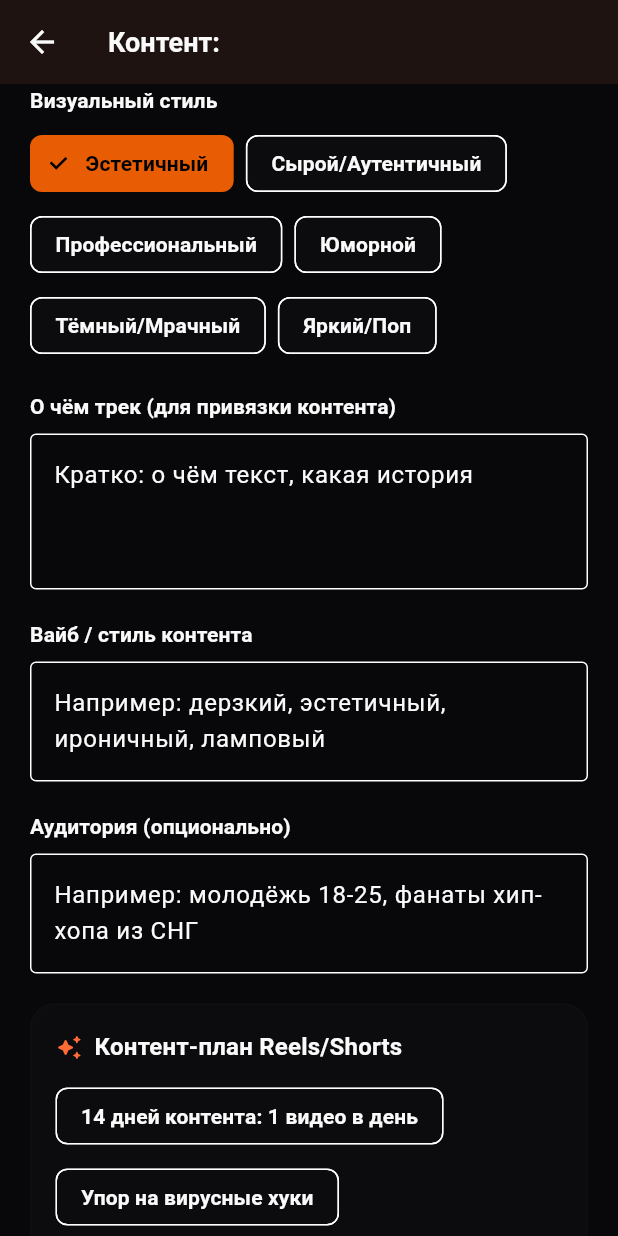
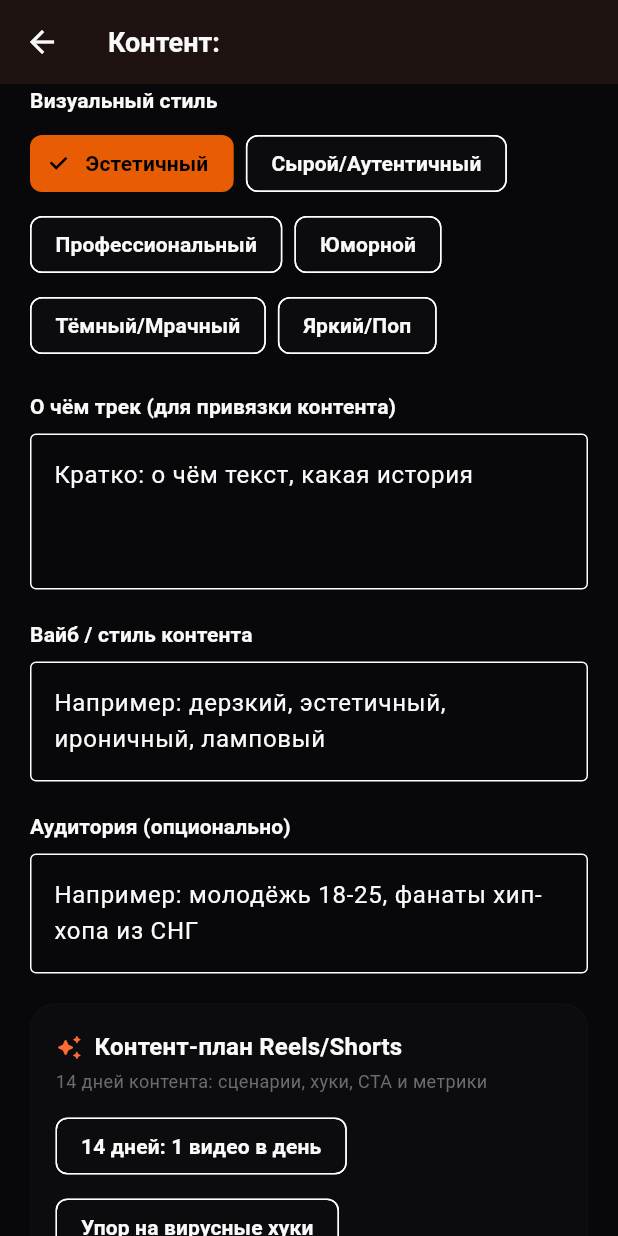
Before and after one commit to balasanyan46-wq/aurix2.0, a Flutter app: the ContentPlanFormScreen screen opened directly with empty values, scrolled down 567 dp, on a phone screen of 412 x 824 dp. Run offline on Flutter 3.47's test engine with Material 3 defaults, Android fonts, the phone set to English and light mode, and no system bars; our stand-ins replace file_picker, flutter_riverpod, go_router, pdf, printing, shared_preferences and 1 more; missing offline and left inert: dart:html; accounts and stored records are empty; network calls fail.

Commit message:
Implement Studio AI tools via Cloudflare worker (Flutter)
Co-authored-by: Cursor <cursoragent@cursor.com>

```diff
--- a/aurix_flutter/lib/data/providers/repositories_provider.dart
+++ b/aurix_flutter/lib/data/providers/repositories_provider.dart
@@ -20,14 +20,12 @@ import 'package:aurix_flutter/data/services/release_export_service.dart';
 import 'package:aurix_flutter/data/services/growth_plan_service.dart';
 import 'package:aurix_flutter/data/services/budget_plan_service.dart';
 import 'package:aurix_flutter/data/services/billing_service.dart';
-import 'package:aurix_flutter/data/services/ai_chat_service.dart';
 import 'package:aurix_flutter/data/services/tool_service.dart';
 
 final authServiceProvider = Provider<AuthService>((ref) => AuthService());
 final growthPlanServiceProvider = Provider<GrowthPlanService>((ref) => GrowthPlanService());
 final budgetPlanServiceProvider = Provider<BudgetPlanService>((ref) => BudgetPlanService());
 final billingServiceProvider = Provider<BillingService>((ref) => BillingService());
-final aiChatServiceProvider = Provider<AiChatService>((ref) => AiChatService());
 final toolServiceProvider = Provider<ToolService>((ref) => ToolService());
 
 final releaseExportServiceProvider = Provider<ReleaseExportService>((ref) =>
--- a/aurix_flutter/lib/presentation/screens/studio/tools/budget_form_screen.dart
+++ b/aurix_flutter/lib/presentation/screens/studio/tools/budget_form_screen.dart
@@ -1,8 +1,8 @@
 import 'package:flutter/material.dart';
 import 'package:flutter_riverpod/flutter_riverpod.dart';
 import 'package:aurix_flutter/data/models/release_model.dart';
-import 'package:aurix_flutter/presentation/screens/studio/tools/tools_registry.dart';
-import 'package:aurix_flutter/presentation/screens/studio/tools/widgets/tool_ai_panel.dart';
+import 'package:aurix_flutter/tools/tools_registry.dart';
+import 'package:aurix_flutter/widgets/tool_ai_panel.dart';
 
 class BudgetFormScreen extends ConsumerStatefulWidget {
   final ReleaseModel release;
@@ -244,7 +244,7 @@ class _BudgetFormScreenState extends ConsumerState<BudgetFormScreen> {
           ),
           const SizedBox(height: 20),
           ToolAiPanel(
-            toolId: toolIdBudgetManager,
+            tool: toolsRegistry[ToolId.budgetManager]!,
             buildFormData: () {
               final budgetVal = int.tryParse(
                 _budgetController.text.replaceAll(RegExp(r'[^\d]'), ''),
--- a/aurix_flutter/lib/presentation/screens/studio/tools/content_plan_form_screen.dart
+++ b/aurix_flutter/lib/presentation/screens/studio/tools/content_plan_form_screen.dart
@@ -1,8 +1,8 @@
 import 'package:flutter/material.dart';
 import 'package:flutter_riverpod/flutter_riverpod.dart';
 import 'package:aurix_flutter/data/models/release_model.dart';
-import 'package:aurix_flutter/presentation/screens/studio/tools/tools_registry.dart';
-import 'package:aurix_flutter/presentation/screens/studio/tools/widgets/tool_ai_panel.dart';
+import 'package:aurix_flutter/tools/tools_registry.dart';
+import 'package:aurix_flutter/widgets/tool_ai_panel.dart';
 
 class ContentPlanFormScreen extends ConsumerStatefulWidget {
   final ReleaseModel release;
@@ -162,7 +162,7 @@ class _ContentPlanFormScreenState extends ConsumerState<ContentPlanFormScreen> {
           ),
           const SizedBox(height: 20),
           ToolAiPanel(
-            toolId: toolIdReelsContentPlan,
+            tool: toolsRegistry[ToolId.reelsShortsPlan]!,
             buildFormData: () => {
               'release': {
                 'id': widget.release.id,
--- a/aurix_flutter/lib/presentation/screens/studio/tools/growth_plan_form_screen.dart
+++ b/aurix_flutter/lib/presentation/screens/studio/tools/growth_plan_form_screen.dart
@@ -1,8 +1,8 @@
 import 'package:flutter/material.dart';
 import 'package:flutter_riverpod/flutter_riverpod.dart';
 import 'package:aurix_flutter/data/models/release_model.dart';
-import 'package:aurix_flutter/presentation/screens/studio/tools/tools_registry.dart';
-import 'package:aurix_flutter/presentation/screens/studio/tools/widgets/tool_ai_panel.dart';
+import 'package:aurix_flutter/tools/tools_registry.dart';
+import 'package:aurix_flutter/widgets/tool_ai_panel.dart';
 
 class GrowthPlanFormScreen extends ConsumerStatefulWidget {
   final ReleaseModel release;
@@ -187,7 +187,7 @@ class _GrowthPlanFormScreenState extends ConsumerState<GrowthPlanFormScreen> {
           ),
           const SizedBox(height: 20),
           ToolAiPanel(
-            toolId: toolIdGrowthMap,
+            tool: toolsRegistry[ToolId.growthMap]!,
             buildFormData: () => {
               'release': {
                 'id': widget.release.id,
--- a/aurix_flutter/lib/presentation/screens/studio/tools/packaging_form_screen.dart
+++ b/aurix_flutter/lib/presentation/screens/studio/tools/packaging_form_screen.dart
@@ -1,8 +1,8 @@
 import 'package:flutter/material.dart';
 import 'package:flutter_riverpod/flutter_riverpod.dart';
 import 'package:aurix_flutter/data/models/release_model.dart';
-import 'package:aurix_flutter/presentation/screens/studio/tools/tools_registry.dart';
-import 'package:aurix_flutter/presentation/screens/studio/tools/widgets/tool_ai_panel.dart';
+import 'package:aurix_flutter/tools/tools_registry.dart';
+import 'package:aurix_flutter/widgets/tool_ai_panel.dart';
 
 class PackagingFormScreen extends ConsumerStatefulWidget {
   final ReleaseModel release;
@@ -177,7 +177,7 @@ class _PackagingFormScreenState extends ConsumerState<PackagingFormScreen> {
           ),
           const SizedBox(height: 20),
           ToolAiPanel(
-            toolId: toolIdReleasePackaging,
+            tool: toolsRegistry[ToolId.releasePackaging]!,
             buildFormData: () => {
               'release': {
                 'id': widget.release.id,
--- a/aurix_flutter/lib/presentation/screens/studio/tools/pitch_pack_form_screen.dart
+++ b/aurix_flutter/lib/presentation/screens/studio/tools/pitch_pack_form_screen.dart
@@ -1,8 +1,8 @@
 import 'package:flutter/material.dart';
 import 'package:flutter_riverpod/flutter_riverpod.dart';
 import 'package:aurix_flutter/data/models/release_model.dart';
-import 'package:aurix_flutter/presentation/screens/studio/tools/tools_registry.dart';
-import 'package:aurix_flutter/presentation/screens/studio/tools/widgets/tool_ai_panel.dart';
+import 'package:aurix_flutter/tools/tools_registry.dart';
+import 'package:aurix_flutter/widgets/tool_ai_panel.dart';
 
 class PitchPackFormScreen extends ConsumerStatefulWidget {
   final ReleaseModel release;
@@ -165,7 +165,7 @@ class _PitchPackFormScreenState extends ConsumerState<PitchPackFormScreen> {
           ),
           const SizedBox(height: 20),
           ToolAiPanel(
-            toolId: toolIdPlaylistPitch,
+            tool: toolsRegistry[ToolId.playlistPitch]!,
             buildFormData: () => {
               'release': {
                 'id': widget.release.id,
--- a/aurix_flutter/lib/presentation/screens/studio/tools/tools_registry.dart
+++ /dev/null
@@ -1,117 +0,0 @@
-import 'dart:convert';
-
-typedef ToolBuildMessage = String Function(Map<String, dynamic> formData);
-
-class ToolConfig {
-  final String title;
-  final ToolBuildMessage buildMessage;
-  final List<String> quickPrompts;
-
-  const ToolConfig({
-    required this.title,
-    required this.buildMessage,
-    required this.quickPrompts,
-  });
-}
-
-const toolIdGrowthMap = 'growth_map';
-const toolIdBudgetManager = 'budget_manager';
-const toolIdReleasePackaging = 'release_packaging';
-const toolIdReelsContentPlan = 'reels_content_plan';
-const toolIdPlaylistPitch = 'playlist_pitch';
-
-String _baseInstruction({
-  required String toolTitle,
-}) {
-  return '''
-Ты — Aurix Studio AI. Работаешь как практик музыкального маркетинга и продюсер.
-
-Контекст инструмента: $toolTitle.
-
-Правила ответа (строго):
-1) Короткое резюме (3–5 строк)
-2) Пошаговый план (структурированно, с таймингом/приоритетами)
-3) Чек-лист (буллеты)
-4) Риски и как снизить (конкретные меры)
-5) KPI/метрики (если уместно — числа/диапазоны и как измерять)
-
-Пиши по-русски, без воды, максимально конкретно под артиста и релиз.
-'''.trim();
-}
-
-String _withJsonFormData(String prefix, Map<String, dynamic> formData) {
-  final jsonStr = const JsonEncoder.withIndent('  ').convert(formData);
-  return '$prefix\n\nВходные данные (JSON):\n$jsonStr';
-}
-
-final Map<String, ToolConfig> toolsRegistry = {
-  toolIdGrowthMap: ToolConfig(
-    title: 'Карта роста релиза',
-    quickPrompts: const [
-      'Сделай план на 30 дней до/после релиза',
-      'Упор на плейлисты и алгоритмы',
-      'Упор на TikTok/shorts и рост подписчиков',
-    ],
-    buildMessage: (formData) => _withJsonFormData(
-      '${_baseInstruction(toolTitle: 'Карта роста релиза')}\n'
-          'Составь 30-дневную карту роста: что делать по дням/неделям, что подготовить заранее, какие каналы использовать.',
-      formData,
-    ),
-  ),
-
-  toolIdBudgetManager: ToolConfig(
-    title: 'Бюджет-менеджер',
-    quickPrompts: const [
-      'Распредели бюджет максимально эффективно',
-      'Сделай “дёшево и сердито” (минимум затрат)',
-      'Сделай вариант “агрессивный рост”',
-    ],
-    buildMessage: (formData) => _withJsonFormData(
-      '${_baseInstruction(toolTitle: 'Бюджет-менеджер')}\n'
-          'Дай бюджет-план: категории, суммы, проценты, что даст каждый расход, и что НЕ делать.',
-      formData,
-    ),
-  ),
-
-  toolIdReleasePackaging: ToolConfig(
-    title: 'AI-Упаковка релиза',
-    quickPrompts: const [
-      'Сделай упор на сторителлинг',
-      'Сделай более дерзко/провокационно',
-      'Сделай минималистично и “дорого”',
-    ],
-    buildMessage: (formData) => _withJsonFormData(
-      '${_baseInstruction(toolTitle: 'AI-Упаковка релиза')}\n'
-          'Сгенерируй упаковку: краткий хук, описания для платформ, варианты CTA, список хуков для видео.',
-      formData,
-    ),
-  ),
-
-  toolIdReelsContentPlan: ToolConfig(
-    title: 'Контент-план Reels/Shorts',
-    quickPrompts: const [
-      '14 дней контента: 1 видео в день',
-      'Упор на вирусные хуки',
-      'Упор на конверсию в стримы',
-    ],
-    buildMessage: (formData) => _withJsonFormData(
-      '${_baseInstruction(toolTitle: 'Контент-план Reels/Shorts')}\n'
-          'Сделай контент-план (14 дней): форматы, хуки, сценарии, шотлисты, CTA и что измерять.',
-      formData,
-    ),
-  ),
-
-  toolIdPlaylistPitch: ToolConfig(
-    title: 'Плейлист-питч пакет',
-    quickPrompts: const [
-      'Сделай питч для международных кураторов (EN коротко)',
-      'Сделай питч для СНГ-кураторов (RU подробно)',
-      'Сделай письмо для журналистов/блогеров',
-    ],
-    buildMessage: (formData) => _withJsonFormData(
-      '${_baseInstruction(toolTitle: 'Плейлист-питч пакет')}\n'
-          'Собери питч-пакет: short pitch (EN), long pitch (RU), темы писем, пресс-строки и био артиста.',
-      formData,
-    ),
-  ),
-};
--- /dev/null
+++ b/aurix_flutter/lib/tools/tools_registry.dart
@@ -0,0 +1,117 @@
+import 'dart:convert';
+
+enum ToolId { growthMap, budgetManager, releasePackaging, reelsShortsPlan, playlistPitch }
+
+class ToolDefinition {
+  final ToolId id;
+  final String title;
+  final String subtitle;
+  final String Function(Map<String, dynamic> formData) buildMessage;
+  final List<String> quickPrompts;
+
+  const ToolDefinition({
+    required this.id,
+    required this.title,
+    required this.subtitle,
+    required this.buildMessage,
+    required this.quickPrompts,
+  });
+}
+
+String _baseInstruction(String title) => '''
+Ты — Aurix Studio AI. Работаешь как практик музыкального маркетинга и продюсер.
+
+Контекст инструмента: $title.
+
+Правила ответа (строго):
+1) Короткое резюме (3–5 строк)
+2) Пошаговый план (структурированно, с таймингом/приоритетами)
+3) Чек-лист (буллеты)
+4) Риски и как снизить (конкретные меры)
+5) KPI/метрики (если уместно — числа/диапазоны и как измерять)
+
+Пиши по-русски, без воды, максимально конкретно под артиста и релиз.
+'''.trim();
+
+String _withJson(Map<String, dynamic> formData, String instruction) {
+  final jsonStr = const JsonEncoder.withIndent('  ').convert(formData);
+  return '$instruction\n\nВходные данные (JSON):\n$jsonStr';
+}
+
+final Map<ToolId, ToolDefinition> toolsRegistry = {
+  ToolId.growthMap: ToolDefinition(
+    id: ToolId.growthMap,
+    title: 'Карта роста релиза',
+    subtitle: '30-дневный план продвижения: шаги, чек-листы, KPI и риски',
+    quickPrompts: const [
+      'План на 30 дней до/после релиза',
+      'Упор на плейлисты и алгоритмы',
+      'Упор на Reels/Shorts и рост подписчиков',
+    ],
+    buildMessage: (formData) => _withJson(
+      formData,
+      '${_baseInstruction('Карта роста релиза')}\n'
+          'Составь 30-дневную карту роста: что делать по дням/неделям, что подготовить заранее, какие каналы использовать.',
+    ),
+  ),
+  ToolId.budgetManager: ToolDefinition(
+    id: ToolId.budgetManager,
+    title: 'Бюджет-менеджер',
+    subtitle: 'Распределение бюджета и анти-слив стратегия',
+    quickPrompts: const [
+      'Распредели бюджет максимально эффективно',
+      'Вариант “минимум затрат”',
+      'Вариант “агрессивный рост”',
+    ],
+    buildMessage: (formData) => _withJson(
+      formData,
+      '${_baseInstruction('Бюджет-менеджер')}\n'
+          'Дай бюджет-план: категории, суммы, проценты, что даст каждый расход, и что НЕ делать.',
+    ),
+  ),
+  ToolId.releasePackaging: ToolDefinition(
+    id: ToolId.releasePackaging,
+    title: 'AI-Упаковка релиза',
+    subtitle: 'Описания, хуки, CTA и сторителлинг',
+    quickPrompts: const [
+      'Упор на сторителлинг',
+      'Более дерзко/провокационно',
+      'Минималистично и “дорого”',
+    ],
+    buildMessage: (formData) => _withJson(
+      formData,
+      '${_baseInstruction('AI-Упаковка релиза')}\n'
+          'Сгенерируй упаковку: краткий хук, описания для платформ, варианты CTA, список хуков для видео.',
+    ),
+  ),
+  ToolId.reelsShortsPlan: ToolDefinition(
+    id: ToolId.reelsShortsPlan,
+    title: 'Контент-план Reels/Shorts',
+    subtitle: '14 дней контента: сценарии, хуки, CTA и метрики',
+    quickPrompts: const [
+      '14 дней: 1 видео в день',
+      'Упор на вирусные хуки',
+      'Упор на конверсию в стримы',
+    ],
+    buildMessage: (formData) => _withJson(
+      formData,
+      '${_baseInstruction('Контент-план Reels/Shorts')}\n'
+          'Сделай контент-план (14 дней): форматы, хуки, сценарии, шотлисты, CTA и что измерять.',
+    ),
+  ),
+  ToolId.playlistPitch: ToolDefinition(
+    id: ToolId.playlistPitch,
+    title: 'Плейлист-питч пакет',
+    subtitle: 'Short pitch (EN), long pitch (RU), темы писем и био артиста',
+    quickPrompts: const [
+      'Питч для международных кураторов (EN коротко)',
+      'Питч для СНГ-кураторов (RU подробно)',
+      'Письмо для журналистов/блогеров',
+    ],
+    buildMessage: (formData) => _withJson(
+      formData,
+      '${_baseInstruction('Плейлист-питч пакет')}\n'
+          'Собери питч-пакет: short pitch (EN), long pitch (RU), темы писем, пресс-строки и био артиста.',
+    ),
+  ),
+};
--- a/aurix_flutter/lib/presentation/screens/studio/tools/widgets/tool_ai_panel.dart
+++ b/aurix_flutter/lib/widgets/tool_ai_panel.dart
@@ -1,56 +1,43 @@
 import 'package:flutter/material.dart';
 import 'package:flutter/services.dart';
-import 'package:flutter_riverpod/flutter_riverpod.dart';
 import 'package:aurix_flutter/design/aurix_theme.dart';
-import 'package:aurix_flutter/data/providers/repositories_provider.dart';
-import 'package:aurix_flutter/data/services/ai_chat_service.dart';
-import 'package:aurix_flutter/presentation/screens/studio/tools/tools_registry.dart';
+import 'package:aurix_flutter/services/ai_chat_service.dart';
+import 'package:aurix_flutter/tools/tools_registry.dart';
 
-typedef ToolFormDataBuilder = Map<String, dynamic> Function();
-
-class ToolAiPanel extends ConsumerStatefulWidget {
-  final String toolId;
-  final ToolFormDataBuilder buildFormData;
+class ToolAiPanel extends StatefulWidget {
+  final ToolDefinition tool;
+  final Map<String, dynamic> Function() buildFormData;
 
   const ToolAiPanel({
     super.key,
-    required this.toolId,
+    required this.tool,
     required this.buildFormData,
   });
 
   @override
-  ConsumerState<ToolAiPanel> createState() => _ToolAiPanelState();
+  State<ToolAiPanel> createState() => _ToolAiPanelState();
 }
 
-class _ToolAiPanelState extends ConsumerState<ToolAiPanel> {
+class _ToolAiPanelState extends State<ToolAiPanel> {
+  final _service = AiChatService();
+
   bool _loading = false;
   String? _error;
   String? _reply;
-  String? _selectedQuickPrompt;
+  String? _quick;
 
   Future<void> _generate() async {
     setState(() {
       _loading = true;
       _error = null;
     });
-
     try {
-      final cfg = toolsRegistry[widget.toolId];
-      if (cfg == null) {
-        throw Exception('Неизвестный инструмент: ${widget.toolId}');
-      }
-
       final formData = <String, dynamic>{
         ...widget.buildFormData(),
-        if (_selectedQuickPrompt != null) 'quickPrompt': _selectedQuickPrompt,
+        if (_quick != null) 'quickPrompt': _quick,
       };
-
-      final message = cfg.buildMessage(formData);
-      final reply = await ref.read(aiChatServiceProvider).sendAiChat(
-            message: message,
-            history: const <AiHistoryMessage>[],
-          );
-
+      final message = widget.tool.buildMessage(formData);
+      final reply = await _service.send(message: message, history: const []);
       if (!mounted) return;
       setState(() {
         _reply = reply;
@@ -66,21 +53,21 @@ class _ToolAiPanelState extends ConsumerState<ToolAiPanel> {
   }
 
   Future<void> _copy() async {
-    final text = _reply;
-    if (text == null || text.isEmpty) return;
-    await Clipboard.setData(ClipboardData(text: text));
+    if (_reply == null || _reply!.isEmpty) return;
+    await Clipboard.setData(ClipboardData(text: _reply!));
     if (!mounted) return;
-    ScaffoldMessenger.of(context).showSnackBar(
-      const SnackBar(content: Text('Скопировано')),
-    );
+    ScaffoldMessenger.of(context).showSnackBar(const SnackBar(content: Text('Скопировано')));
+  }
+
+  void _clear() {
+    setState(() {
+      _error = null;
+      _reply = null;
+    });
   }
 
   @override
   Widget build(BuildContext context) {
-    final cfg = toolsRegistry[widget.toolId];
-    final title = cfg?.title ?? 'AI';
-    final quickPrompts = cfg?.quickPrompts ?? const <String>[];
-
     return Container(
       padding: const EdgeInsets.all(16),
       decoration: BoxDecoration(
@@ -97,35 +84,42 @@ class _ToolAiPanelState extends ConsumerState<ToolAiPanel> {
               const SizedBox(width: 8),
               Expanded(
                 child: Text(
-                  title,
+                  widget.tool.title,
                   style: Theme.of(context).textTheme.titleMedium?.copyWith(fontWeight: FontWeight.w700),
                 ),
               ),
-              if (_reply != null)
+              if (_reply != null) ...[
                 TextButton.icon(
                   onPressed: _copy,
                   icon: const Icon(Icons.copy_rounded, size: 16),
-                  label: const Text('Скопировать'),
+                  label: const Text('Copy'),
                 ),
+                TextButton(
+                  onPressed: _clear,
+                  child: const Text('Clear'),
+                ),
+              ],
             ],
           ),
-
-          if (quickPrompts.isNotEmpty) ...[
+          if (widget.tool.subtitle.isNotEmpty) ...[
+            const SizedBox(height: 2),
+            Text(widget.tool.subtitle, style: TextStyle(color: AurixTokens.muted, fontSize: 12)),
+          ],
+          if (widget.tool.quickPrompts.isNotEmpty) ...[
             const SizedBox(height: 10),
             Wrap(
               spacing: 8,
               runSpacing: 6,
-              children: quickPrompts.map((p) {
-                final selected = _selectedQuickPrompt == p;
+              children: widget.tool.quickPrompts.map((p) {
+                final selected = _quick == p;
                 return ChoiceChip(
                   label: Text(p),
                   selected: selected,
-                  onSelected: (v) => setState(() => _selectedQuickPrompt = v ? p : null),
+                  onSelected: (v) => setState(() => _quick = v ? p : null),
                 );
               }).toList(),
             ),
           ],
-
           const SizedBox(height: 12),
           FilledButton(
             onPressed: _loading ? null : _generate,
@@ -144,7 +138,6 @@ class _ToolAiPanelState extends ConsumerState<ToolAiPanel> {
                   )
                 : const Text('Сгенерировать'),
           ),
-
           if (_error != null) ...[
             const SizedBox(height: 12),
             Container(
@@ -160,9 +153,10 @@ class _ToolAiPanelState extends ConsumerState<ToolAiPanel> {
               ),
             ),
           ],
-
           if (_reply != null) ...[
             const SizedBox(height: 12),
+            Text('AI-результат', style: Theme.of(context).textTheme.titleSmall?.copyWith(fontWeight: FontWeight.w700)),
+            const SizedBox(height: 8),
             Container(
               padding: const EdgeInsets.all(14),
               decoration: BoxDecoration(
@@ -172,11 +166,7 @@ class _ToolAiPanelState extends ConsumerState<ToolAiPanel> {
               ),
               child: SelectableText(
                 _reply!,
-                style: const TextStyle(
-                  color: AurixTokens.text,
-                  fontSize: 13.5,
-                  height: 1.45,
-                ),
+                style: const TextStyle(color: AurixTokens.text, fontSize: 13.5, height: 1.45),
               ),
             ),
           ],
```
Also changed, not shown: aurix_flutter/lib/data/services/ai_chat_service.dart (deleted, +0 -55 lines), aurix_flutter/lib/services/ai_chat_service.dart (added, +40 -0 lines).
